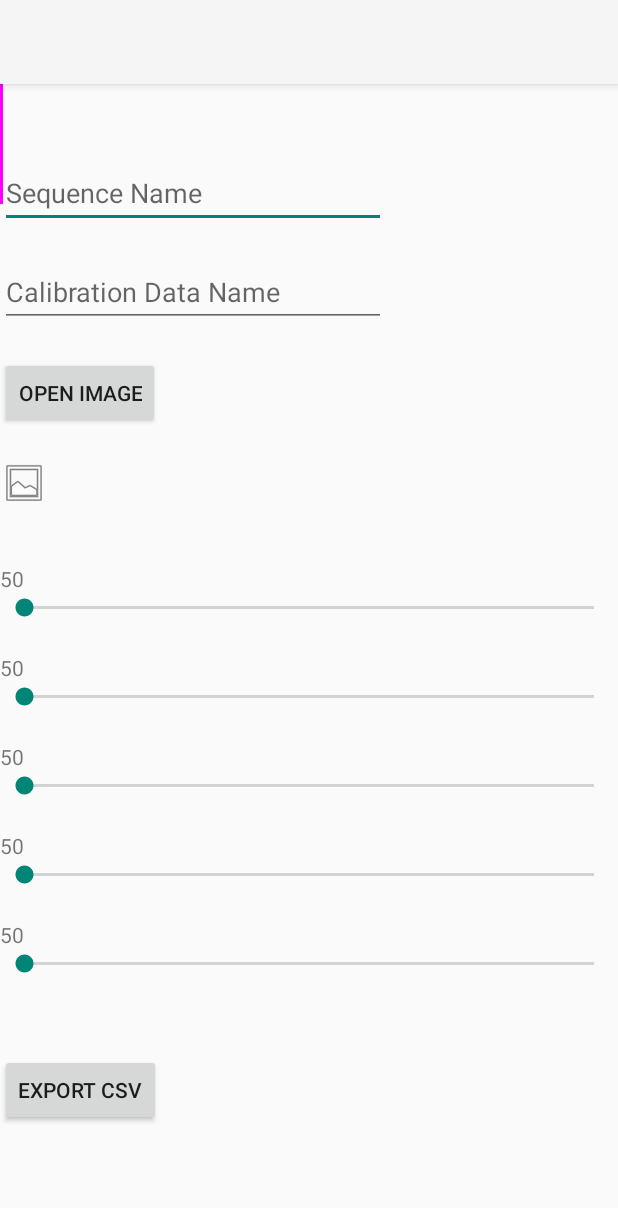
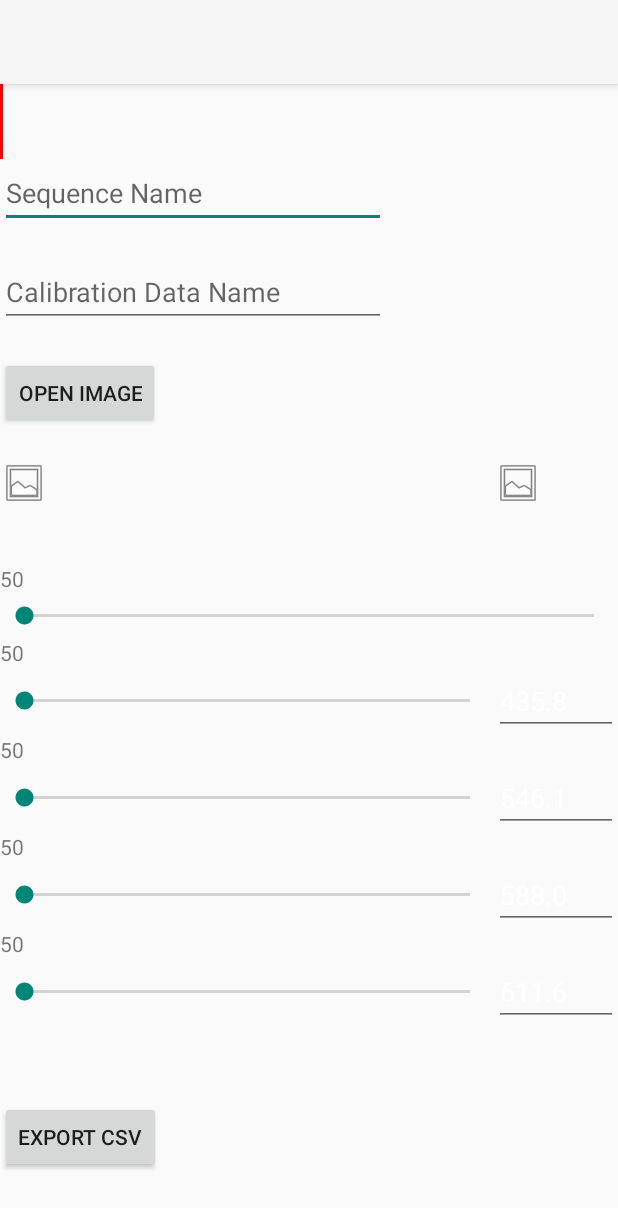
Before and after one commit to legrs/fukasis, an Android app: the CalibActivity screen opened directly, with no data from a screen before it, on a phone screen of 412 x 824 dp. Shown: the top 1208 px of the screen. Run offline under Robolectric (Android 15) with nearby library versions, the light colour scheme and no system bars.

Commit message:
complete calibration activity

```diff
--- a/app/app/src/main/java/com/example/ssa/CalibActivity.java
+++ b/app/app/src/main/java/com/example/ssa/CalibActivity.java
@@ -29,7 +29,9 @@ import java.io.IOException;
 
 public class CalibActivity extends AppCompatActivity{
 
-    private ImageView iv;
+    //435.8, 546.1, 588.0, 611.6
+    private ImageView iv1;
+    private ImageView iv2;
     private EditText path_et1; //et=EditText
     private EditText path_et2; //et=EditText
 
@@ -37,22 +39,26 @@ public class CalibActivity extends AppCompatActivity{
     private Activity activity = this;
 
     int[] pos = {0,0};
-    float scale = 0.3F;
-    float imgWidth ;
-    float imgHeight ;
-    float dispWidth ;
-    float dispHeight;
-    float fol;
-    float[] t = {0,0,0,0};
+    float scale = 0.9F;
+    int iv1_ofs = -1200;
+    int iv2_ofs = 350;
+    int imgWidth ;
+    int imgHeight ;
+    int dispWidth1 ;
+    int dispWidth2 ;
+    int dispHeight;
+    int fol;
+    int[] t = {0,0,0,0};
     float[] c = {0,0,0,0};
     SeekBar[] sb;
     TextView[] tv;
+    EditText[] et;
     FrameLayout[] line;
 
     private void changesb(int j, int i){
         tv[j].setText("" + i);
-        c[j] = (imgWidth - (i));
-        line[j].setX(dispWidth+(-imgWidth + c[j])*scale);
+        t[j] = (imgWidth - i);
+        line[j].setX((t[j] +iv1_ofs)*scale);
         line[j].setY(pos[1]-50);
     }
 
@@ -72,6 +78,7 @@ public class CalibActivity extends AppCompatActivity{
         TextView t1 = binding.t1;
         sb = new SeekBar[]{binding.sb2,binding.sb3,binding.sb4,binding.sb5};
         tv = new TextView[]{binding.t2,binding.t3,binding.t4,binding.t5};
+        et = new EditText[]{binding.c1,binding.c2,binding.c3,binding.c4};
         //SeekBar sb3 = binding.sb3;
         //TextView t3 = binding.t3;
         //SeekBar sb4 = binding.sb4;
@@ -80,8 +87,10 @@ public class CalibActivity extends AppCompatActivity{
         //TextView t5 = binding.t5;
         FrameLayout l1 = binding.l1;
         line = new FrameLayout[]{binding.l2,binding.l3,binding.l4,binding.l5};
-        iv = binding.iv;
-        iv.setScaleType(ImageView.ScaleType.MATRIX);
+        iv1 = binding.iv1;
+        iv1.setScaleType(ImageView.ScaleType.MATRIX);
+        iv2 = binding.iv2;
+        iv2.setScaleType(ImageView.ScaleType.MATRIX);
 
 
         path_et1 = binding.input1;
@@ -117,22 +126,30 @@ public class CalibActivity extends AppCompatActivity{
 
                 }
                 if(uri != null){
-                    iv.setImageURI(uri);
+                    iv1.setImageURI(uri);
+                    iv2.setImageURI(uri);
                     Log.d("a", "open");
                     Matrix matrix = new Matrix();
-                    dispWidth = iv.getWidth();
-                    dispHeight = iv.getHeight();
-                    imgWidth = iv.getDrawable().getIntrinsicWidth();
-                    imgHeight = iv.getDrawable().getIntrinsicHeight();
-                    Log.d("a","" + dispWidth);
+                    dispWidth1 = iv1.getWidth();
+                    dispWidth2 = iv2.getWidth();
+                    dispHeight = iv1.getHeight();
+                    imgWidth = iv1.getDrawable().getIntrinsicWidth();
+                    imgHeight = iv1.getDrawable().getIntrinsicHeight();
+                    Log.d("a","" + dispWidth1);
+                    Log.d("a","" + dispWidth2);
                     Log.d("a","" + dispHeight);
                     Log.d("a","" + imgWidth);
                     Log.d("a","" + imgHeight);
                     matrix.setScale(scale, scale);
-                    //matrix.postTranslate(dispWidth - scale*imgWidth, -(imgHeight-dispHeight)/2);
-                    matrix.postTranslate(dispWidth - scale*imgWidth, -(scale*imgHeight-dispHeight)/2);
-                    iv.setImageMatrix(matrix);
-                    iv.getLocationOnScreen(pos);
+                    matrix.postTranslate(scale*iv1_ofs, -(scale*imgHeight-dispHeight)/2);
+                    iv1.setImageMatrix(matrix);
+
+                    matrix = new Matrix();
+                    matrix.setScale(scale, scale);
+                    matrix.postTranslate(dispWidth2 - scale*(imgWidth-iv2_ofs), -(scale*imgHeight-dispHeight)/2);
+                    iv2.setImageMatrix(matrix);
+
+                    iv2.getLocationOnScreen(pos);
                 }
 
             }
@@ -142,11 +159,18 @@ public class CalibActivity extends AppCompatActivity{
                 ContentResolver resolver = activity.getContentResolver();
 
                 ContentValues valuesCsv = new ContentValues();
-                Uri uriCsv = Cam.getUri(activity,"Documents/SSA/csv/calibdata/", path_et2.getText().toString() + "csv", "text/csv",resolver , valuesCsv);
+                Uri uriCsv = Cam.getUri(activity,"Documents/SSA/csv/calibdata/", path_et2.getText().toString() + ".csv", "text/csv",resolver , valuesCsv);
 
                 if(uriCsv != null){
                     try(OutputStream output = activity.getContentResolver().openOutputStream(uriCsv)){
-                        String dat = String.format("%d,%d,%d,%d\n%d,%d,%d,%d",t[0],t[1],t[2],t[3],c[0],c[1],c[2],c[3]);
+                        for(int i=0; i<4; i++){
+                            c[i] = Float.parseFloat(et[i].getText().toString());
+                        }
+                        for(int i=0; i<4; i++){
+                            t[i] = fol - t[i];
+                            //folとの相対
+                        }
+                        String dat = String.format("%d,%d,%d,%d\n%f,%f,%f,%f",t[0],t[1],t[2],t[3],c[0],c[1],c[2],c[3]);
 
                         output.write(dat.getBytes("UTF-8"));
 
@@ -168,8 +192,8 @@ public class CalibActivity extends AppCompatActivity{
             public void onProgressChanged(SeekBar seekBar, int i, boolean b) {
                 Log.d("a","" + i);
                 t1.setText("" + i);
-                fol = imgWidth - (300+i);
-                l1.setX(dispWidth+(-imgWidth + fol)*scale);
+                fol = imgWidth - i;
+                l1.setX(pos[0]+dispWidth2+(-imgWidth + fol + iv2_ofs)*scale);
                 l1.setY(pos[1]-50);
             }
             @Override
@@ -182,7 +206,6 @@ public class CalibActivity extends AppCompatActivity{
         sb[0].setOnSeekBarChangeListener(new SeekBar.OnSeekBarChangeListener() {
             @Override
             public void onProgressChanged(SeekBar seekBar, int i, boolean b) {
-                Log.d("a","" + i);
                 changesb(0,i);
             }
             @Override
@@ -195,7 +218,6 @@ public class CalibActivity extends AppCompatActivity{
         sb[1].setOnSeekBarChangeListener(new SeekBar.OnSeekBarChangeListener() {
             @Override
             public void onProgressChanged(SeekBar seekBar, int i, boolean b) {
-                Log.d("a","" + i);
                 changesb(1,i);
             }
             @Override
@@ -208,7 +230,6 @@ public class CalibActivity extends AppCompatActivity{
         sb[2].setOnSeekBarChangeListener(new SeekBar.OnSeekBarChangeListener() {
             @Override
             public void onProgressChanged(SeekBar seekBar, int i, boolean b) {
-                Log.d("a","" + i);
                 changesb(2,i);
             }
             @Override
@@ -221,7 +242,6 @@ public class CalibActivity extends AppCompatActivity{
         sb[3].setOnSeekBarChangeListener(new SeekBar.OnSeekBarChangeListener() {
             @Override
             public void onProgressChanged(SeekBar seekBar, int i, boolean b) {
-                Log.d("a","" + i);
                 changesb(3,i);
             }
             @Override
--- a/app/app/src/main/java/com/example/ssa/CsvActivity.java
+++ b/app/app/src/main/java/com/example/ssa/CsvActivity.java
@@ -36,7 +36,7 @@ public class CsvActivity extends AppCompatActivity{
     private Activity activity = this;
 
     int[] pos = {0,0};
-    float scale = 0.4F;
+    float scale = 0.6F;
     float imgWidth ;
     float imgHeight ;
     float dispWidth ;
@@ -251,7 +251,7 @@ public class CsvActivity extends AppCompatActivity{
             public void onProgressChanged(SeekBar seekBar, int i, boolean b) {
                 Log.d("a","" + i);
                 t1.setText("" + i);
-                fol = imgWidth - (300+i);
+                fol = imgWidth - i;
                 line.setX(dispWidth+(-imgWidth + fol)*scale);
                 line.setY(pos[1]-50);
             }
--- a/app/app/src/main/res/layout/activity_calib.xml
+++ b/app/app/src/main/res/layout/activity_calib.xml
@@ -10,7 +10,6 @@
     <LinearLayout
         android:layout_width="match_parent"
         android:layout_height="match_parent"
-        android:layout_weight="0.5"
         android:orientation="vertical"
         android:weightSum="1">
 
@@ -56,13 +55,29 @@
             android:layout_width="match_parent"
             android:layout_height="20dp" />
 
-        <ImageView
-            android:id="@+id/iv"
+        <LinearLayout
             android:layout_width="match_parent"
             android:layout_height="50dp"
+            android:orientation="horizontal"
+            android:weightSum="1">
+
+            <ImageView
+                android:id="@+id/iv1"
+                android:layout_height="match_parent"
+                android:layout_width="0dp"
+                android:layout_weight="0.8"
+                android:scaleType="centerCrop"
+                app:srcCompat="@android:drawable/ic_menu_gallery" />
+            <ImageView
+                android:id="@+id/iv2"
+                android:layout_width="0dp"
+                android:layout_height="match_parent"
+                android:layout_weight="0.2"
                 android:scaleType="centerCrop"
                 app:layout_constraintRight_toRightOf="parent"
                 app:srcCompat="@android:drawable/ic_menu_gallery" />
+
+        </LinearLayout>
 
         <Space
             android:layout_width="match_parent"
@@ -77,91 +92,129 @@
             android:layout_width="wrap_content"
             android:layout_height="wrap_content"
             android:text="50" />
-
         <SeekBar
             android:id="@+id/sb1"
+            android:layout_height="30dp"
             android:layout_width="match_parent"
-            android:layout_height="20dp"
-            android:max="300"
-            app:layout_constraintStart_toStartOf="parent"
-            tools:layout_editor_absoluteY="125dp" />
-
-        <Space
-            android:layout_width="match_parent"
-            android:layout_height="20dp" />
+            android:min="350"
+            android:max="600"
+            app:layout_constraintStart_toStartOf="parent"/>
 
         <TextView
             android:id="@+id/t2"
             android:layout_width="wrap_content"
             android:layout_height="wrap_content"
             android:text="50" />
-
+        <LinearLayout
+            android:layout_width="match_parent"
+            android:layout_height="wrap_content"
+            android:orientation="horizontal"
+            android:weightSum="1">
             <SeekBar
                 android:id="@+id/sb2"
-            android:layout_width="match_parent"
-            android:layout_height="20dp"
-            android:max="3500"
-            android:min="1500"
-            app:layout_constraintStart_toStartOf="parent"
-            tools:layout_editor_absoluteY="125dp" />
-
-        <Space
-            android:layout_width="match_parent"
-            android:layout_height="20dp" />
+                android:layout_width="0dp"
+                android:layout_height="match_parent"
+                android:min="1900"
+                android:max="2860"
+                android:layout_weight="0.8"
+                app:layout_constraintStart_toStartOf="parent"/>
+            <EditText
+                android:id="@+id/c1"
+                android:layout_width="0dp"
+                android:layout_height="match_parent"
+                android:layout_weight="0.2"
+                android:inputType="numberDecimal"
+                android:text="435.8"
+                android:hint="nm"
+                android:textColor="#FFFFFF"/>
+        </LinearLayout>
 
         <TextView
             android:id="@+id/t3"
             android:layout_width="wrap_content"
             android:layout_height="wrap_content"
             android:text="50" />
-
+        <LinearLayout
+            android:layout_width="match_parent"
+            android:layout_height="wrap_content"
+            android:orientation="horizontal"
+            android:weightSum="1">
             <SeekBar
                 android:id="@+id/sb3"
-            android:layout_width="match_parent"
-            android:layout_height="20dp"
-            android:max="3500"
-            android:min="1500"
-            app:layout_constraintStart_toStartOf="parent"
-            tools:layout_editor_absoluteY="125dp" />
-
-        <Space
-            android:layout_width="match_parent"
-            android:layout_height="20dp" />
+                android:layout_width="0dp"
+                android:layout_height="match_parent"
+                android:min="1900"
+                android:max="2860"
+                android:layout_weight="0.8"
+                app:layout_constraintStart_toStartOf="parent"/>
+            <EditText
+                android:id="@+id/c2"
+                android:layout_width="0dp"
+                android:layout_height="match_parent"
+                android:layout_weight="0.2"
+                android:inputType="numberDecimal"
+                android:text="546.1"
+                android:hint="nm"
+                android:textColor="#FFFFFF"/>
+        </LinearLayout>
 
         <TextView
             android:id="@+id/t4"
             android:layout_width="wrap_content"
             android:layout_height="wrap_content"
             android:text="50" />
-
+        <LinearLayout
+            android:layout_width="match_parent"
+            android:layout_height="wrap_content"
+            android:orientation="horizontal"
+            android:weightSum="1">
             <SeekBar
                 android:id="@+id/sb4"
-            android:layout_width="match_parent"
-            android:layout_height="20dp"
-            android:min="1500"
-            android:max="3500"
-            app:layout_constraintStart_toStartOf="parent"
-            tools:layout_editor_absoluteY="125dp" />
-
-        <Space
-            android:layout_width="match_parent"
-            android:layout_height="20dp" />
+                android:layout_width="0dp"
+                android:layout_height="match_parent"
+                android:min="1900"
+                android:max="2860"
+                android:layout_weight="0.8"
+                app:layout_constraintStart_toStartOf="parent"/>
+            <EditText
+                android:id="@+id/c3"
+                android:layout_width="0dp"
+                android:layout_height="match_parent"
+                android:layout_weight="0.2"
+                android:inputType="numberDecimal"
+                android:text="588.0"
+                android:hint="nm"
+                android:textColor="#FFFFFF"/>
+        </LinearLayout>
 
         <TextView
             android:id="@+id/t5"
             android:layout_width="wrap_content"
             android:layout_height="wrap_content"
             android:text="50" />
-
+        <LinearLayout
+            android:layout_width="match_parent"
+            android:layout_height="wrap_content"
+            android:orientation="horizontal"
+            android:weightSum="1">
             <SeekBar
                 android:id="@+id/sb5"
-            android:layout_width="match_parent"
-            android:layout_height="20dp"
-            android:min="1500"
-            android:max="3500"
-            app:layout_constraintStart_toStartOf="parent"
-            tools:layout_editor_absoluteY="125dp" />
-
+                android:layout_width="0dp"
+                android:layout_height="match_parent"
+                android:min="1900"
+                android:max="2860"
+                android:layout_weight="0.8"
+                app:layout_constraintStart_toStartOf="parent"/>
+            <EditText
+                android:id="@+id/c4"
+                android:layout_width="0dp"
+                android:layout_height="match_parent"
+                android:layout_weight="0.2"
+                android:inputType="numberDecimal"
+                android:text="611.6"
+                android:hint="nm"
+                android:textColor="#FFFFFF"/>
+        </LinearLayout>
 
 
 
@@ -186,7 +239,7 @@
     <FrameLayout
         android:id="@+id/l1"
         android:layout_width="0dp"
-        android:layout_height="80dp"
+        android:layout_height="50dp"
         android:background="#000000">
         <ImageView
             android:id="@+id/line_view1"
@@ -197,46 +250,46 @@
     <FrameLayout
         android:id="@+id/l2"
         android:layout_width="0dp"
-        android:layout_height="80dp"
+        android:layout_height="50dp"
         android:background="#000000">
         <ImageView
             android:id="@+id/line_view2"
             android:layout_width="3px"
             android:layout_height="220dp"
-            android:background="#FF0000" />
+            android:background="#FF00FF" />
     </FrameLayout>
     <FrameLayout
         android:id="@+id/l3"
         android:layout_width="0dp"
-        android:layout_height="80dp"
+        android:layout_height="50dp"
         android:background="#000000">
         <ImageView
             android:id="@+id/line_view3"
             android:layout_width="3px"
             android:layout_height="220dp"
-            android:background="#00FF00" />
+            android:background="#0000FF" />
     </FrameLayout>
     <FrameLayout
         android:id="@+id/l4"
         android:layout_width="0dp"
-        android:layout_height="80dp"
+        android:layout_height="50dp"
         android:background="#000000">
         <ImageView
             android:id="@+id/line_view4"
             android:layout_width="3px"
             android:layout_height="220dp"
-            android:background="#0000FF" />
+            android:background="#00FF00" />
     </FrameLayout>
     <FrameLayout
         android:id="@+id/l5"
         android:layout_width="0dp"
-        android:layout_height="80dp"
+        android:layout_height="50dp"
         android:background="#000000">
         <ImageView
             android:id="@+id/line_view5"
             android:layout_width="3px"
             android:layout_height="220dp"
-            android:background="#FF00FF" />
+            android:background="#FF0000" />
     </FrameLayout>
 
 </androidx.constraintlayout.widget.ConstraintLayout>
--- a/app/app/src/main/res/layout/activity_csv.xml
+++ b/app/app/src/main/res/layout/activity_csv.xml
@@ -79,7 +79,8 @@
         android:id="@+id/sb1"
         android:layout_width="match_parent"
         android:layout_height="20dp"
-        android:max="3000"
+        android:min="300"
+        android:max="550"
         app:layout_constraintStart_toStartOf="parent"
         tools:layout_editor_absoluteY="125dp" />
 
```
Also changed, not shown: 2 other files. Lines whose indentation alone changed are shown as unchanged.
